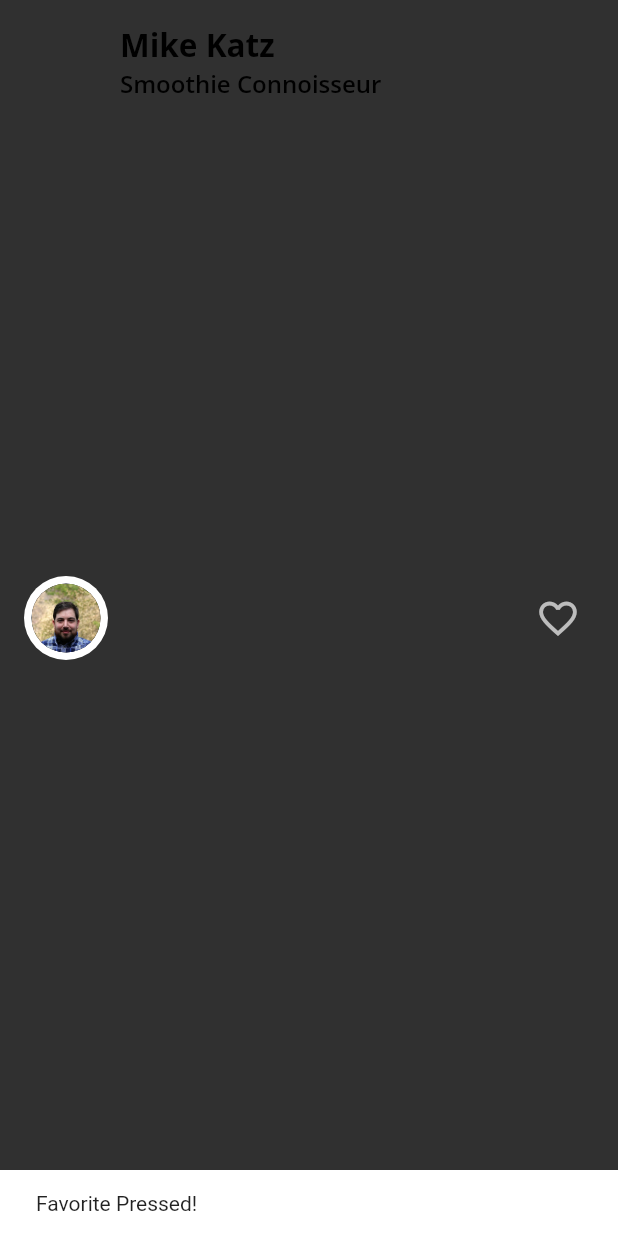
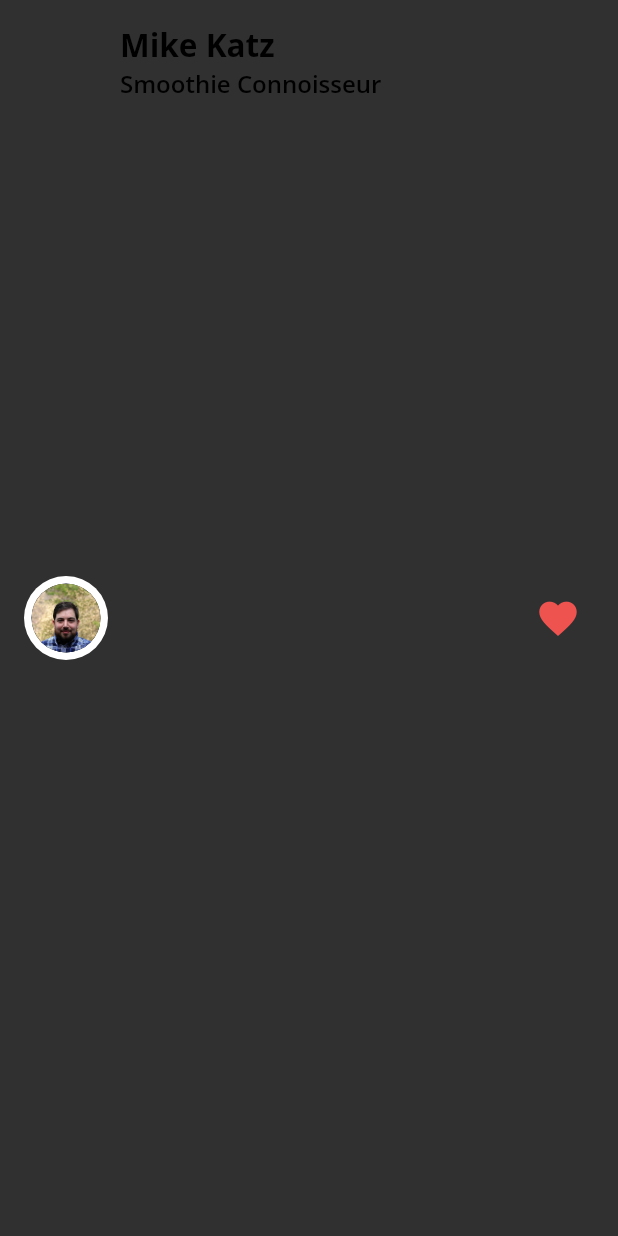
Before and after one commit to arkarmintun1/flutter-apprentice, a Flutter app: the AuthorCard widget shown alone on an empty page, opened directly, after a tap on the "favorite outline" icon, on a phone screen of 412 x 824 dp. Run offline on Flutter 3.47's test engine with Material 2 defaults, Android fonts, the phone set to English and light mode, and no system bars; our stand-ins replace google_fonts.

Commit message:
end of chap 4

```diff
--- a/lib/author_card.dart
+++ b/lib/author_card.dart
@@ -2,7 +2,7 @@ import 'package:flutter/material.dart';
 import 'package:recipe/circle_image.dart';
 import 'package:recipe/fooderlich_theme.dart';
 
-class AuthorCard extends StatelessWidget {
+class AuthorCard extends StatefulWidget {
   final String title;
   final String authorName;
   final ImageProvider? imageProvider;
@@ -15,6 +15,13 @@ class AuthorCard extends StatelessWidget {
   }) : super(key: key);
 
   @override
+  State<AuthorCard> createState() => _AuthorCardState();
+}
+
+class _AuthorCardState extends State<AuthorCard> {
+  bool _isFavorited = false;
+
+  @override
   Widget build(BuildContext context) {
     return Container(
       padding: const EdgeInsets.all(16),
@@ -24,7 +31,7 @@ class AuthorCard extends StatelessWidget {
           Row(
             children: [
               CircleImage(
-                imageProvider: imageProvider,
+                imageProvider: widget.imageProvider,
                 imageRadius: 28,
               ),
               const SizedBox(width: 8),
@@ -32,11 +39,11 @@ class AuthorCard extends StatelessWidget {
                 crossAxisAlignment: CrossAxisAlignment.start,
                 children: [
                   Text(
-                    authorName,
+                    widget.authorName,
                     style: FooderlichTheme.lightTextTheme.headline2,
                   ),
                   Text(
-                    title,
+                    widget.title,
                     style: FooderlichTheme.lightTextTheme.headline3,
                   ),
                 ],
@@ -45,12 +52,13 @@ class AuthorCard extends StatelessWidget {
           ),
           IconButton(
             onPressed: () {
-              const snackBar = SnackBar(content: Text('Favorite Pressed!'));
-              ScaffoldMessenger.of(context).showSnackBar(snackBar);
+              setState(() {
+                _isFavorited = !_isFavorited;
+              });
             },
-            icon: const Icon(Icons.favorite_border),
+            icon: Icon(_isFavorited ? Icons.favorite : Icons.favorite_border),
             iconSize: 30,
-            color: Colors.grey.shade400,
+            color: Colors.red.shade400,
           ),
         ],
       ),
```
